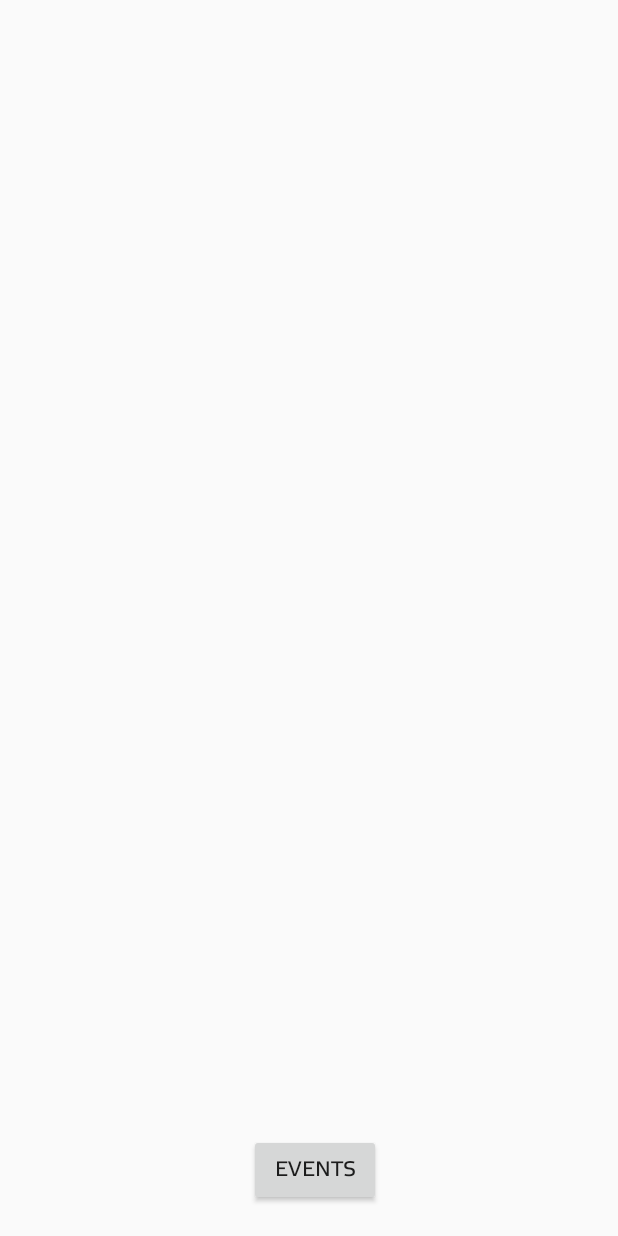
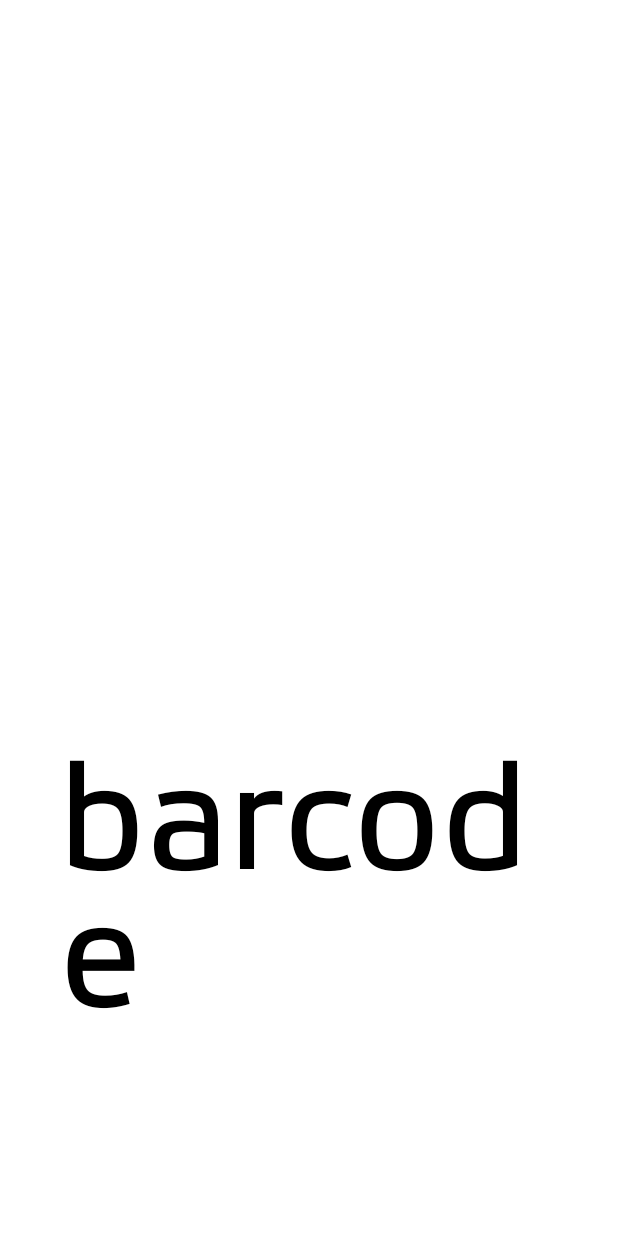
Before and after one commit to DablSi/Innoapp, an Android app: the layout activity_main.xml on its own in the app's theme, with its tools: preview values and no code run, on a phone screen of 412 x 824 dp. Run offline under Robolectric (Android 15) with nearby library versions, the phone set to English and light mode, and no system bars.

Commit message:
Update activity_main.xml

```diff
--- a/app/src/main/res/layout/activity_main.xml
+++ b/app/src/main/res/layout/activity_main.xml
@@ -1,22 +1,43 @@
-<?xml version="1.0" encoding="utf-8"?>
+<?xml version="1.0" encoding="UTF-8"?>
+
 <RelativeLayout xmlns:android="http://schemas.android.com/apk/res/android"
     xmlns:app="http://schemas.android.com/apk/res-auto"
     xmlns:tools="http://schemas.android.com/tools"
     android:id="@+id/relativeLayout"
     android:layout_width="match_parent"
     android:layout_height="match_parent"
+    android:background="#FFFFFF"
     tools:context=".activities.MainActivity">
 
+    <TextView
+        android:id="@+id/tvBarcode"
+        android:layout_width="500px"
+        android:layout_height="500px"
+        android:layout_alignParentBottom="true"
+        android:layout_centerInParent="true"
+        android:layout_centerHorizontal="true"
+        android:background="#FFFFFF"
+        android:onClick="onButtonClickBarcode"
+        android:text="barcode"
+        android:textAlignment="viewStart"
+        android:textColor="@android:color/background_dark"
+        android:textSize="100dp" />
 
-    <Button
-        android:id="@+id/button"
-        android:layout_width="wrap_content"
+    <com.google.android.material.tabs.TabLayout
+        android:id="@+id/mapsTabLayout"
+        android:layout_width="match_parent"
         android:layout_height="wrap_content"
-        android:layout_alignParentStart="true"
-        android:layout_alignParentBottom="true"
+        android:layout_alignParentTop="true"
+        android:paddingTop="5dp"
+        app:tabIndicatorColor="@android:color/holo_green_light" />
+
+    <androidx.viewpager.widget.ViewPager
+        android:id="@+id/mapsViewPager"
+        android:layout_width="match_parent"
+        android:layout_height="900px"
+        android:layout_below="@+id/mapsTabLayout"
         android:layout_centerHorizontal="true"
-        android:layout_marginStart="166dp"
-        android:layout_marginBottom="20dp"
-        android:onClick="StartEvents"
-        android:text="events" />
+        android:paddingTop="3dp"
+        app:layout_behavior="@string/appbar_scrolling_view_behavior" />
+
 </RelativeLayout>
```
